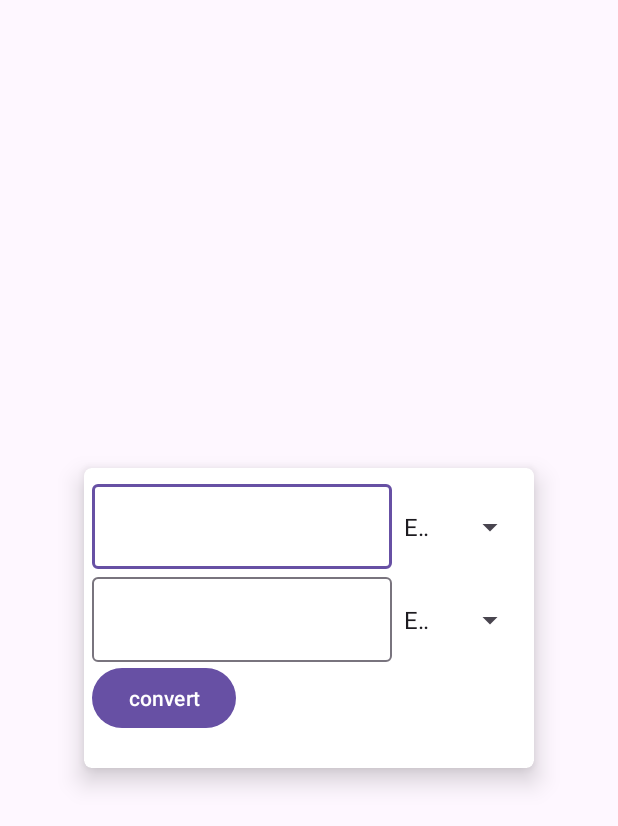
After one commit to saharkarimi93/Internship-, an Android app: the CurrencyConverterActivity screen opened directly, with no data from a screen before it, on a phone screen of 412 x 824 dp. The commit adds this screen. Shown: the top 826 px of the screen. Run offline under Robolectric (Android 15) with nearby library versions, the phone set to English and light mode, and no system bars.

Commit message:
addedCurrencyConverterActivty.kt+activtiy_currency_converter.xml

```diff
--- /dev/null
+++ b/VoyageVault/app/src/main/java/vault/voyage/app/CurrencyConverterActivity.kt
@@ -0,0 +1,89 @@
+package vault.voyage.app
+
+import android.os.Bundle
+import android.view.View
+import android.widget.AdapterView
+import android.widget.ArrayAdapter
+import android.widget.Button
+import android.widget.EditText
+import android.widget.Spinner
+import androidx.appcompat.app.AppCompatActivity
+import kotlinx.coroutines.Dispatchers
+import kotlinx.coroutines.GlobalScope
+import kotlinx.coroutines.launch
+import kotlinx.coroutines.withContext
+import org.json.JSONObject
+import java.lang.Exception
+import java.net.URL
+
+class CurrencyConverterActivity : AppCompatActivity() {
+    private lateinit var firstConversion:EditText
+    private lateinit var secondConversion:EditText
+    private lateinit var spinner_firstConversion:Spinner
+    private lateinit var spinner_secondConversion:Spinner
+    private lateinit var convert_button:Button
+    var baseCurrency = "EUR"
+    var convertedToCurrency= "USD"
+    var conversionRate = 0f
+    override fun onCreate(savedInstanceState: Bundle?) {
+        super.onCreate(savedInstanceState)
+        setContentView(R.layout.activity_currency_converter)
+        init()
+        spinnerSetup()
+        convert_button.setOnClickListener {
+            getApiResult()
+        }
+    }
+    private fun init(){
+        firstConversion = findViewById(R.id.et_firstConversion)
+        secondConversion = findViewById(R.id.et_secondConversion)
+        spinner_firstConversion = findViewById(R.id.spinner_firstConversion)
+        spinner_secondConversion = findViewById(R.id.spinner_secondConversion)
+        convert_button = findViewById(R.id.convert_button)
+    }
+    private fun getApiResult(){
+        if(firstConversion.text.isNotEmpty() && firstConversion.text.isNotBlank()){
+            val API = "https://api.exchangeratesapi.io/v1/2013-12-2n" +
+                    "? access_key = b476714b3885e9427fe988fcecc2a412" +
+                    "& base = " + baseCurrency
+            "& symbols = " + convertedToCurrency
+            if(baseCurrency==convertedToCurrency){
+                TODO("SHOW TOAST")
+            }else{
+                GlobalScope.launch(Dispatchers.IO) {
+                    try{
+                        val apiResult = URL(API).readText()
+                        val jsonObject = JSONObject(apiResult)
+                        conversionRate = jsonObject.getJSONObject("rates").getString(convertedToCurrency).toFloat()
+
+                        withContext(Dispatchers.Main){
+                            val text = ((firstConversion.text.toString().toFloat())*conversionRate).toString()
+                            secondConversion.setText(text)
+
+                        }
+                    }catch (e:Exception){
+
+                    }
+                }
+            }
+        }
+    }
+    private fun spinnerSetup(){
+
+
+        ArrayAdapter.createFromResource(this,
+            R.array.currencies, android.R.layout.simple_spinner_item)
+            .also { adapter->
+                adapter.setDropDownViewResource(android.R.layout.simple_spinner_dropdown_item)
+                spinner_firstConversion.adapter = adapter
+            }
+
+        ArrayAdapter.createFromResource(this,
+            R.array.currencies2, android.R.layout.simple_spinner_item)
+            .also { adapter->
+                adapter.setDropDownViewResource(android.R.layout.simple_spinner_dropdown_item)
+                spinner_secondConversion.adapter = adapter
+            }
+
+    }
+}
--- a/VoyageVault/app/src/main/java/vault/voyage/app/panelFragments/nearmeFragment/recyclerview/NearMeAdapter.kt
+++ b/VoyageVault/app/src/main/java/vault/voyage/app/panelFragments/nearmeFragment/recyclerview/NearMeAdapter.kt
@@ -47,6 +47,7 @@ class NearMeAdapter(
         holder.place.text = current.name
         holder.card.setOnClickListener{
             if(isServicesOK){
+                MapActivity.locationToSearch = current.name;
                 Intent(context, MapActivity::class.java).also {
                     context.startActivity(it)
                 }
--- /dev/null
+++ b/VoyageVault/app/src/main/res/layout/activity_currency_converter.xml
@@ -0,0 +1,80 @@
+<?xml version="1.0" encoding="utf-8"?>
+<FrameLayout xmlns:android="http://schemas.android.com/apk/res/android"
+    xmlns:app="http://schemas.android.com/apk/res-auto"
+    xmlns:tools="http://schemas.android.com/tools"
+    android:layout_width="match_parent"
+    android:layout_height="match_parent"
+    tools:context=".CurrencyConverterActivity"
+    android:backgroundTint="@color/light_grey"
+    >
+    <androidx.cardview.widget.CardView
+        android:layout_width="300dp"
+        android:layout_height="200dp"
+        android:layout_gravity="center"
+        app:cardElevation="10dp"
+        app:cardCornerRadius="5dp"
+        >
+        <LinearLayout
+            android:padding="5dp"
+            android:layout_width="match_parent"
+            android:layout_height="match_parent"
+            android:orientation="vertical">
+            <LinearLayout
+                android:layout_width="match_parent"
+                android:layout_height="wrap_content"
+                android:orientation="horizontal"
+                >
+                <com.google.android.material.textfield.TextInputLayout
+                    android:layout_width="wrap_content"
+                    android:layout_height="wrap_content">
+                    <EditText
+                        android:id="@+id/et_firstConversion"
+                        android:layout_width="200dp"
+                        android:inputType="numberDecimal"
+                        android:layout_height="wrap_content">
+                    </EditText>
+
+                </com.google.android.material.textfield.TextInputLayout>
+                <Spinner
+                    android:id="@+id/spinner_firstConversion"
+                    android:layout_width="wrap_content"
+                    android:layout_height="wrap_content"/>
+            </LinearLayout>
+            <LinearLayout
+                android:layout_width="match_parent"
+                android:layout_height="wrap_content"
+                android:orientation="horizontal"
+                >
+                <com.google.android.material.textfield.TextInputLayout
+                    android:layout_width="wrap_content"
+                    android:layout_height="wrap_content">
+                    <EditText
+                        android:id="@+id/et_secondConversion"
+                        android:layout_width="200dp"
+                        android:inputType="numberDecimal"
+                        android:layout_height="wrap_content">
+                    </EditText>
+
+                </com.google.android.material.textfield.TextInputLayout>
+                <Spinner
+                    android:id="@+id/spinner_secondConversion"
+                    android:layout_width="wrap_content"
+                    android:layout_height="wrap_content"/>
+            </LinearLayout>
+            <LinearLayout
+                android:layout_width="match_parent"
+                android:layout_height="wrap_content"
+                android:orientation="horizontal"
+                >
+                <com.google.android.material.button.MaterialButton
+                    android:id="@+id/convert_button"
+                    android:layout_width="wrap_content"
+                    android:layout_height="wrap_content"
+                    android:text="convert"
+                    />
+            </LinearLayout>
+        </LinearLayout>
+
+
+    </androidx.cardview.widget.CardView>
+</FrameLayout>
--- a/VoyageVault/app/src/main/res/values/colors.xml
+++ b/VoyageVault/app/src/main/res/values/colors.xml
@@ -2,11 +2,11 @@
 <resources>
     <color name="black">#FF000000</color>
     <color name="white">#FFFFFFFF</color>
+    <color name="light_grey">#B4B4B4</color>
     <color name="button">#096BFF</color>
     <color name="bottomNav">#B8D5FF</color>
     <color name="bottomNavItems">#003480</color>
     <color name="todoItems">#BDD7FF</color>
-
     <color name="bag_Clothing">#78B47A</color>
     <color name="bag_personal_care">#C8C8C8</color>
     <color name="bag_baby_needs">#FFC28D</color>
--- a/VoyageVault/app/src/main/res/values/strings.xml
+++ b/VoyageVault/app/src/main/res/values/strings.xml
@@ -49,4 +49,25 @@
     <string name="hello_blank_fragment">Hello blank fragment</string>
     <string name="title_activity_empty">EmptyActivity</string>
     <string name="google_maps_API_Key">AIzaSyDnWTKaR0beqr-ABt17yQWfS3krNjwcEao</string>
+
+    <string-array name="currencies">
+        <item>EUR</item>
+        <item>GBP</item>
+        <item>USD</item>
+        <item>DKK</item>
+        <item>SEK</item>
+        <item>AUD</item>
+        <item>CAD</item>
+        <item>JPY</item>
+    </string-array>
+    <string-array name="currencies2">
+        <item>EUR</item>
+        <item>GBP</item>
+        <item>USD</item>
+        <item>DKK</item>
+        <item>SEK</item>
+        <item>AUD</item>
+        <item>CAD</item>
+        <item>JPY</item>
+    </string-array>
 </resources>
```
Also changed, not shown: VoyageVault/app/src/main/AndroidManifest.xml (+11 -7 lines), VoyageVault/app/src/main/java/vault/voyage/app/JsonParser.java (added, +52 -0 lines), VoyageVault/app/src/main/java/vault/voyage/app/MapActivity.java (+33 -4 lines), VoyageVault/app/src/main/java/vault/voyage/app/panelFragments/ProfileFragment.kt (+9 -1 lines), VoyageVault/app/src/main/res/layout/fragment_profile.xml (+16 -0 lines).
